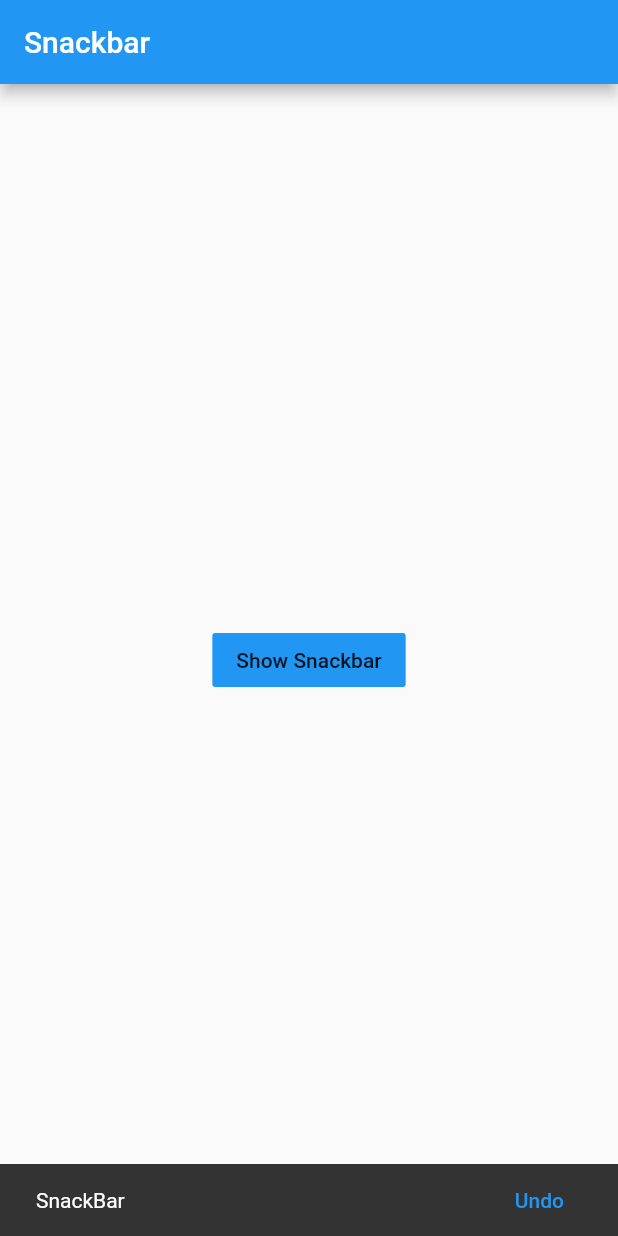
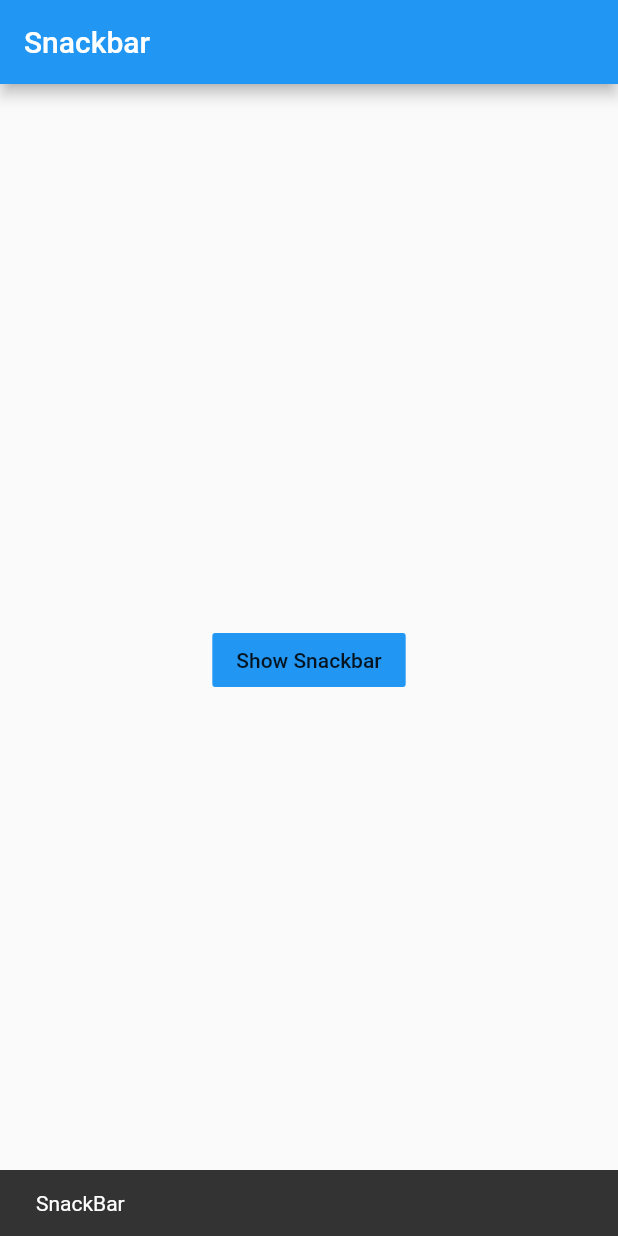
Before and after one commit to bhavikvashi1804/flutter_widgets, a Flutter app: the screen it shows after launch, after a tap on "Show Snackbar", on a phone screen of 412 x 824 dp. Run offline on Flutter 3.47's test engine with Material 2 defaults, Android fonts, the phone set to English and light mode, and no system bars.

Commit message:
SnackBar without any actions

```diff
--- a/lib/screens/snack_bar.dart
+++ b/lib/screens/snack_bar.dart
@@ -24,12 +24,6 @@ class SnackBarPage extends StatelessWidget {
                   content: Text(
                     'SnackBar'
                   ),
-                  action: SnackBarAction(
-                    label: 'Undo',
-                    onPressed: () {
-                      // Some code to undo the change.
-                    },
-                  ),
                 )
               );
           },
```
